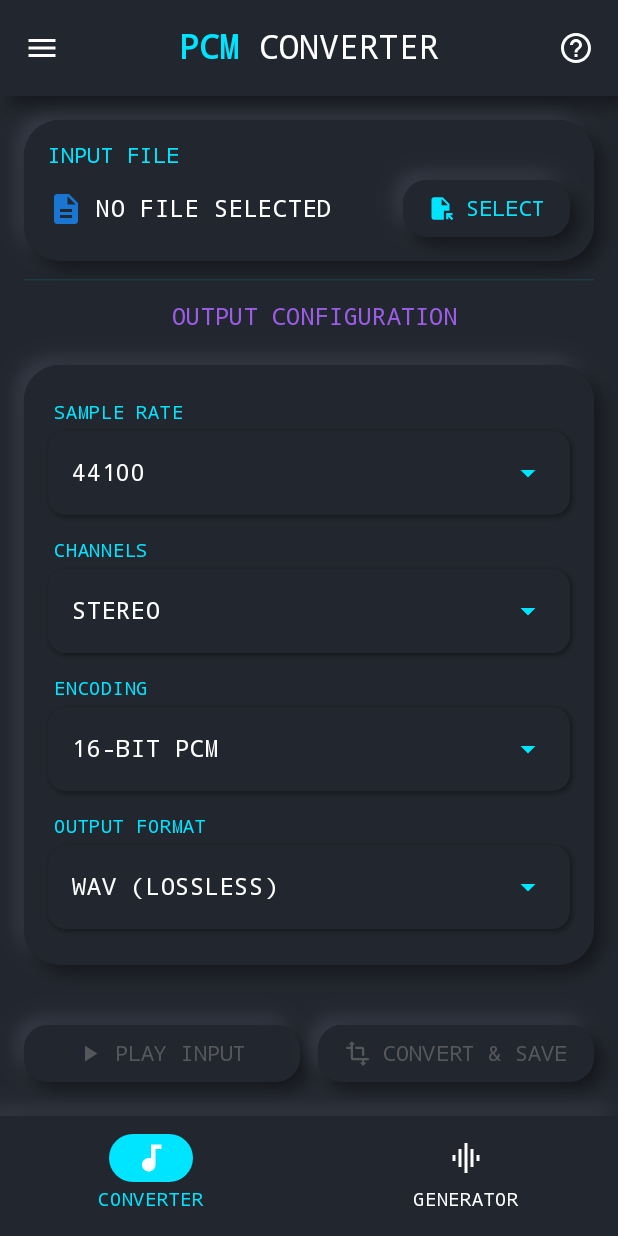
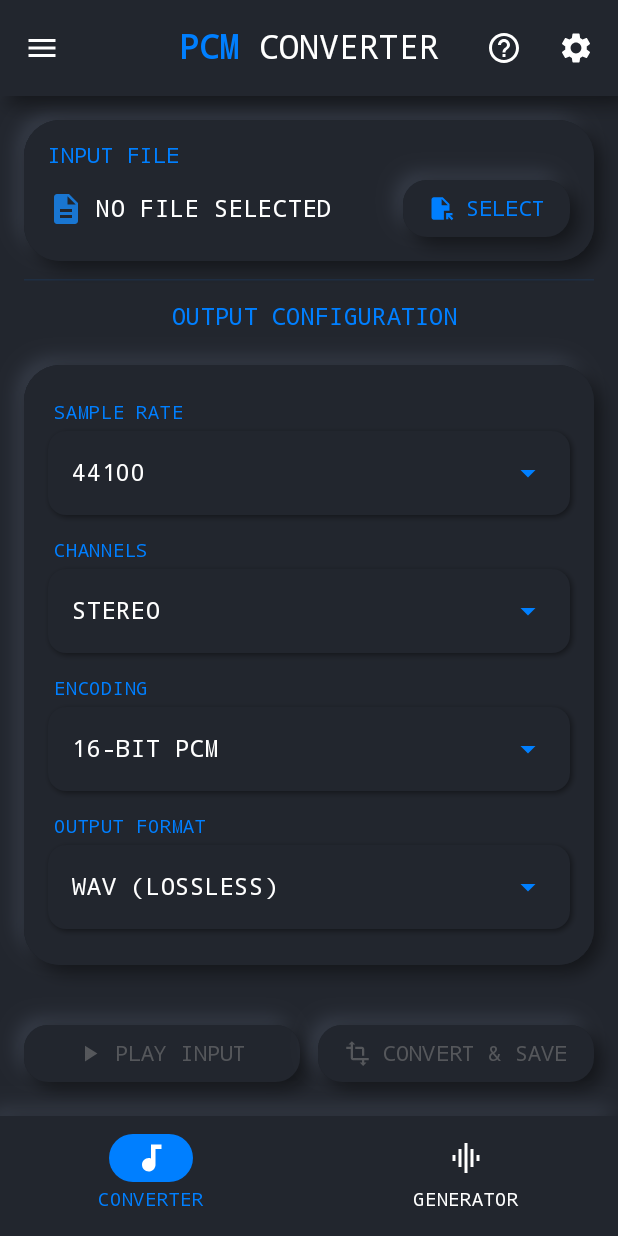
Before and after one commit to rajatnagpure/PCM-Player-Converter, an Android app built with Jetpack Compose: the screen it shows after launch (MainActivity), on a phone screen of 412 x 824 dp. Run offline under Robolectric (Android 15) with nearby library versions, the light colour scheme and no system bars; our stand-ins replace Dagger/Hilt's generated code.

Commit message:
feat: Add dynamic multiple Neumorphism themes and settings dialog

```diff
--- a/app/src/main/java/com/rajatnagpure/pcmplayerconverter/MainActivity.kt
+++ b/app/src/main/java/com/rajatnagpure/pcmplayerconverter/MainActivity.kt
@@ -11,10 +11,14 @@ import androidx.compose.foundation.layout.fillMaxSize
 import androidx.compose.material3.MaterialTheme
 import androidx.compose.material3.Surface
 import androidx.compose.runtime.LaunchedEffect
+import androidx.compose.runtime.collectAsState
+import androidx.compose.runtime.getValue
 import androidx.compose.ui.Modifier
+import androidx.activity.viewModels
 import androidx.navigation.NavHostController
 import androidx.navigation.compose.rememberNavController
 import com.rajatnagpure.pcmplayerconverter.ui.navigation.AppNavigation
+import com.rajatnagpure.pcmplayerconverter.ui.viewmodel.MainViewModel
 import com.rajatnagpure.pcmplayerconverter.ui.theme.PCMPlayerConverterTheme
 import dagger.hilt.android.AndroidEntryPoint
 import java.net.URLEncoder
@@ -28,13 +32,23 @@ class MainActivity : ComponentActivity() {
 
     private val _intentRouteEvent = androidx.compose.runtime.mutableStateOf<IntentRouteEvent?>(null)
 
+    private val viewModel: MainViewModel by viewModels()
+
     override fun onCreate(savedInstanceState: Bundle?) {
         setTheme(R.style.Theme_PCMPlayerConverter)
         super.onCreate(savedInstanceState)
         enableEdgeToEdge()
 
         setContent {
-            PCMPlayerConverterTheme {
+            val currentTheme by viewModel.currentTheme.collectAsState()
+            val neuThemeConfig = when (currentTheme) {
+                com.rajatnagpure.pcmplayerconverter.ui.theme.NeuTheme.CYBERPUNK -> com.rajatnagpure.pcmplayerconverter.ui.theme.CyberpunkTheme
+                com.rajatnagpure.pcmplayerconverter.ui.theme.NeuTheme.MIDNIGHT -> com.rajatnagpure.pcmplayerconverter.ui.theme.MidnightTheme
+                com.rajatnagpure.pcmplayerconverter.ui.theme.NeuTheme.DAYLIGHT -> com.rajatnagpure.pcmplayerconverter.ui.theme.DaylightTheme
+                com.rajatnagpure.pcmplayerconverter.ui.theme.NeuTheme.SUNRISE -> com.rajatnagpure.pcmplayerconverter.ui.theme.SunriseTheme
+            }
+
+            PCMPlayerConverterTheme(neuThemeConfig = neuThemeConfig) {
                 Surface(
                     modifier = Modifier.fillMaxSize(),
                     color = MaterialTheme.colorScheme.background
--- /dev/null
+++ b/app/src/main/java/com/rajatnagpure/pcmplayerconverter/data/repository/ThemeRepository.kt
@@ -0,0 +1,35 @@
+package com.rajatnagpure.pcmplayerconverter.data.repository
+
+import android.content.Context
+import android.content.SharedPreferences
+import com.rajatnagpure.pcmplayerconverter.ui.theme.NeuTheme
+import dagger.hilt.android.qualifiers.ApplicationContext
+import kotlinx.coroutines.flow.MutableStateFlow
+import kotlinx.coroutines.flow.StateFlow
+import kotlinx.coroutines.flow.asStateFlow
+import javax.inject.Inject
+import javax.inject.Singleton
+
+@Singleton
+class ThemeRepository @Inject constructor(
+    @ApplicationContext private val context: Context
+) {
+    private val prefs: SharedPreferences = context.getSharedPreferences("theme_prefs", Context.MODE_PRIVATE)
+
+    private val _currentTheme = MutableStateFlow(getSavedTheme())
+    val currentTheme: StateFlow<NeuTheme> = _currentTheme.asStateFlow()
+
+    private fun getSavedTheme(): NeuTheme {
+        val themeName = prefs.getString("selected_theme", NeuTheme.CYBERPUNK.name) ?: NeuTheme.CYBERPUNK.name
+        return try {
+            NeuTheme.valueOf(themeName)
+        } catch (e: IllegalArgumentException) {
+            NeuTheme.CYBERPUNK
+        }
+    }
+
+    fun setTheme(theme: NeuTheme) {
+        prefs.edit().putString("selected_theme", theme.name).apply()
+        _currentTheme.value = theme
+    }
+}
--- a/app/src/main/java/com/rajatnagpure/pcmplayerconverter/ui/navigation/AppNavigation.kt
+++ b/app/src/main/java/com/rajatnagpure/pcmplayerconverter/ui/navigation/AppNavigation.kt
@@ -5,6 +5,7 @@ import androidx.compose.material.icons.filled.Share
 import androidx.compose.material.icons.filled.BugReport
 import androidx.compose.material.icons.filled.Star
 import androidx.compose.material.icons.filled.Code
+import androidx.compose.material.icons.filled.Settings
 
 import androidx.compose.animation.*
 import androidx.compose.foundation.layout.*
@@ -211,6 +212,22 @@ fun AppNavigation(
                                 tint = MaterialTheme.colorScheme.onSurface
                             )
                         }
+                        var showThemeDialog by remember { mutableStateOf(false) }
+                        IconButton(onClick = { showThemeDialog = true }) {
+                            Icon(
+                                imageVector = Icons.Default.Settings,
+                                contentDescription = "Settings",
+                                tint = MaterialTheme.colorScheme.onSurface
+                            )
+                        }
+
+                        if (showThemeDialog) {
+                            com.rajatnagpure.pcmplayerconverter.ui.components.ThemeSelectionDialog(
+                                currentTheme = mainViewModel.currentTheme.collectAsState().value,
+                                onThemeSelected = { mainViewModel.setTheme(it) },
+                                onDismiss = { showThemeDialog = false }
+                            )
+                        }
                     },
                     colors = TopAppBarDefaults.centerAlignedTopAppBarColors(
                         containerColor = MaterialTheme.colorScheme.surface,
--- a/app/src/main/java/com/rajatnagpure/pcmplayerconverter/ui/screens/ConverterScreen.kt
+++ b/app/src/main/java/com/rajatnagpure/pcmplayerconverter/ui/screens/ConverterScreen.kt
@@ -133,7 +133,7 @@ fun ConverterScreen(
         Text(
             text = "Output Configuration",
             style = MaterialTheme.typography.titleMedium,
-            color = com.rajatnagpure.pcmplayerconverter.ui.theme.NeuPurple,
+            color = MaterialTheme.colorScheme.primary,
             modifier = Modifier.padding(bottom = 8.dp, start = 8.dp)
         )
 
--- a/app/src/main/java/com/rajatnagpure/pcmplayerconverter/ui/screens/GeneratorScreen.kt
+++ b/app/src/main/java/com/rajatnagpure/pcmplayerconverter/ui/screens/GeneratorScreen.kt
@@ -125,7 +125,7 @@ fun GeneratorScreen(
         Text(
             "Recording Configuration",
             style = MaterialTheme.typography.titleMedium,
-            color = com.rajatnagpure.pcmplayerconverter.ui.theme.NeuPurple,
+            color = MaterialTheme.colorScheme.primary,
             modifier = Modifier.padding(bottom = 8.dp, start = 8.dp)
         )
 
--- a/app/src/main/java/com/rajatnagpure/pcmplayerconverter/ui/theme/Color.kt
+++ b/app/src/main/java/com/rajatnagpure/pcmplayerconverter/ui/theme/Color.kt
@@ -18,9 +18,17 @@ val ButtonText = Color.White
 val SurfaceLight = Color(0xFFFDFDFD)
 val SurfaceDark = Color(0xFF1E1E1E)
 
-// Neumorphism Colors
-val NeuBackground = Color(0xFF22262E) // Darker for more contrast
-val NeuLightShadow = Color(0xFF353B47) // Light enough to show an edge
-val NeuDarkShadow = Color(0xFF131519) // Very dark for deep extrusion
-val NeuLightBlue = Color(0xFF00E5FF)
-val NeuPurple = Color(0xFF9b5de5)
+// Neumorphism Colors - Dark Mode
+val NeuDarkBg = Color(0xFF22262E) // Darker for more contrast
+val NeuDarkShadowLight = Color(0xFF353B47) // Light enough to show an edge
+val NeuDarkShadowDark = Color(0xFF131519) // Very dark for deep extrusion
+
+// Neumorphism Colors - Light Mode
+val NeuLightBg = Color(0xFFE0E5EC)
+val NeuLightShadowLight = Color(0xFFFFFFFF)
+val NeuLightShadowDark = Color(0xFFA3B1C6)
+
+// Accent Colors
+val NeuAzureBlue = Color(0xFF007FFF) // Cyberpunk / Daylight Accent
+val NeuViolet = Color(0xFF9b5de5) // Midnight Accent
+val NeuSunriseOrange = Color(0xFFFF6B6B) // Sunrise Accent
--- a/app/src/main/java/com/rajatnagpure/pcmplayerconverter/ui/theme/Theme.kt
+++ b/app/src/main/java/com/rajatnagpure/pcmplayerconverter/ui/theme/Theme.kt
@@ -16,38 +16,49 @@ import androidx.compose.ui.platform.LocalContext
 import androidx.compose.ui.platform.LocalView
 import androidx.core.view.WindowCompat
 
-// Enforce Dark Theme exclusively
-private val DarkColorScheme = darkColorScheme(
-    primary = NeuLightBlue,
-    secondary = NeuLightBlue,
-    tertiary = NeuLightBlue,
-    background = NeuBackground,
-    surface = NeuBackground,
-    onPrimary = androidx.compose.ui.graphics.Color.White,
-    onSecondary = androidx.compose.ui.graphics.Color.White,
-    onTertiary = androidx.compose.ui.graphics.Color.White,
-    onBackground = androidx.compose.ui.graphics.Color.White,
-    onSurface = androidx.compose.ui.graphics.Color.White,
-)
-
 @Composable
 fun PCMPlayerConverterTheme(
-    darkTheme: Boolean = true, // Force Dark Theme
-    // Dynamic color is available on Android 12+
-    dynamicColor: Boolean = false, // Disable dynamic color to enforce our gradient branding
+    neuThemeConfig: NeuThemeConfig = CyberpunkTheme,
     content: @Composable () -> Unit
 ) {
-    // ALWAYS use DarkColorScheme
-    val colorScheme = DarkColorScheme
+    val colorScheme = if (neuThemeConfig.isDark) {
+        darkColorScheme(
+            primary = neuThemeConfig.primary,
+            secondary = neuThemeConfig.primary,
+            tertiary = neuThemeConfig.primary,
+            background = neuThemeConfig.background,
+            surface = neuThemeConfig.background,
+            onPrimary = androidx.compose.ui.graphics.Color.White,
+            onSecondary = androidx.compose.ui.graphics.Color.White,
+            onTertiary = androidx.compose.ui.graphics.Color.White,
+            onBackground = neuThemeConfig.onSurface,
+            onSurface = neuThemeConfig.onSurface,
+        )
+    } else {
+        lightColorScheme(
+            primary = neuThemeConfig.primary,
+            secondary = neuThemeConfig.primary,
+            tertiary = neuThemeConfig.primary,
+            background = neuThemeConfig.background,
+            surface = neuThemeConfig.background,
+            onPrimary = androidx.compose.ui.graphics.Color.White,
+            onSecondary = androidx.compose.ui.graphics.Color.White,
+            onTertiary = androidx.compose.ui.graphics.Color.White,
+            onBackground = neuThemeConfig.onSurface,
+            onSurface = neuThemeConfig.onSurface,
+        )
+    }
 
     val view = LocalView.current
     if (!view.isInEditMode) {
         // Edge-to-Edge is handled by MainActivity.kt
     }
 
-    MaterialTheme(
-        colorScheme = colorScheme,
-        typography = Typography,
-        content = content
-    )
+    androidx.compose.runtime.CompositionLocalProvider(LocalNeuTheme provides neuThemeConfig) {
+        MaterialTheme(
+            colorScheme = colorScheme,
+            typography = Typography,
+            content = content
+        )
+    }
 }
--- /dev/null
+++ b/app/src/main/java/com/rajatnagpure/pcmplayerconverter/ui/theme/ThemeConfig.kt
@@ -0,0 +1,62 @@
+package com.rajatnagpure.pcmplayerconverter.ui.theme
+
+import androidx.compose.ui.graphics.Color
+
+enum class NeuTheme(val title: String) {
+    CYBERPUNK("Cyberpunk"),
+    MIDNIGHT("Midnight"),
+    DAYLIGHT("Daylight"),
+    SUNRISE("Sunrise")
+}
+
+data class NeuThemeConfig(
+    val type: NeuTheme,
+    val isDark: Boolean,
+    val background: Color,
+    val lightShadow: Color,
+    val darkShadow: Color,
+    val primary: Color,
+    val onSurface: Color
+)
+
+val CyberpunkTheme = NeuThemeConfig(
+    type = NeuTheme.CYBERPUNK,
+    isDark = true,
+    background = NeuDarkBg,
+    lightShadow = NeuDarkShadowLight,
+    darkShadow = NeuDarkShadowDark,
+    primary = NeuAzureBlue,
+    onSurface = Color.White
+)
+
+val MidnightTheme = NeuThemeConfig(
+    type = NeuTheme.MIDNIGHT,
+    isDark = true,
+    background = NeuDarkBg,
+    lightShadow = NeuDarkShadowLight,
+    darkShadow = NeuDarkShadowDark,
+    primary = NeuViolet,
+    onSurface = Color.White
+)
+
+val DaylightTheme = NeuThemeConfig(
+    type = NeuTheme.DAYLIGHT,
+    isDark = false,
+    background = NeuLightBg,
+    lightShadow = NeuLightShadowLight,
+    darkShadow = NeuLightShadowDark,
+    primary = NeuAzureBlue,
+    onSurface = Color(0xFF22262E)
+)
+
+val SunriseTheme = NeuThemeConfig(
+    type = NeuTheme.SUNRISE,
+    isDark = false,
+    background = NeuLightBg,
+    lightShadow = NeuLightShadowLight,
+    darkShadow = NeuLightShadowDark,
+    primary = NeuSunriseOrange,
+    onSurface = Color(0xFF22262E)
+)
+
+val LocalNeuTheme = androidx.compose.runtime.staticCompositionLocalOf { CyberpunkTheme }
--- a/app/src/main/java/com/rajatnagpure/pcmplayerconverter/ui/theme/neumorphism/NeuModifier.kt
+++ b/app/src/main/java/com/rajatnagpure/pcmplayerconverter/ui/theme/neumorphism/NeuModifier.kt
@@ -8,21 +8,23 @@ import androidx.compose.ui.graphics.drawscope.drawIntoCanvas
 import androidx.compose.ui.graphics.toArgb
 import androidx.compose.ui.unit.Dp
 import androidx.compose.ui.unit.dp
-import com.rajatnagpure.pcmplayerconverter.ui.theme.NeuBackground
-import com.rajatnagpure.pcmplayerconverter.ui.theme.NeuDarkShadow
-import com.rajatnagpure.pcmplayerconverter.ui.theme.NeuLightShadow
+import androidx.compose.ui.composed
+import com.rajatnagpure.pcmplayerconverter.ui.theme.LocalNeuTheme
 
 fun Modifier.neumorphic(
     isPressed: Boolean = false,
     cornerRadius: Dp = 16.dp
-): Modifier = this.drawBehind {
-    val lightColor = NeuLightShadow.toArgb()
-    val darkColor = NeuDarkShadow.toArgb()
+): Modifier = composed {
+    val neuTheme = LocalNeuTheme.current
+    val lightColor = neuTheme.lightShadow.toArgb()
+    val darkColor = neuTheme.darkShadow.toArgb()
+    val bgColor = neuTheme.background.toArgb()
+
+    this.drawBehind {
         val radius = cornerRadius.toPx()
-
         drawIntoCanvas { canvas ->
             val frameworkPaint = Paint().asFrameworkPaint()
-        frameworkPaint.color = NeuBackground.toArgb()
+            frameworkPaint.color = bgColor
 
             if (!isPressed) {
                 // Light shadow (top-left)
@@ -63,3 +65,4 @@ fun Modifier.neumorphic(
             }
         }
     }
+}
--- a/app/src/main/java/com/rajatnagpure/pcmplayerconverter/ui/viewmodel/MainViewModel.kt
+++ b/app/src/main/java/com/rajatnagpure/pcmplayerconverter/ui/viewmodel/MainViewModel.kt
@@ -14,10 +14,16 @@ import kotlinx.coroutines.flow.asStateFlow
 import kotlinx.coroutines.launch
 import kotlinx.coroutines.flow.collect
 
+import com.rajatnagpure.pcmplayerconverter.data.repository.ThemeRepository
+import com.rajatnagpure.pcmplayerconverter.ui.theme.NeuTheme
+
 @HiltViewModel
 class MainViewModel @Inject constructor(
-    private val pcmPlayer: PcmPlayer
+    private val pcmPlayer: PcmPlayer,
+    private val themeRepository: ThemeRepository
 ) : ViewModel() {
+
+    val currentTheme: StateFlow<NeuTheme> = themeRepository.currentTheme
 
     private val _isPlayerVisible = kotlinx.coroutines.flow.MutableStateFlow(false)
     val isPlayerVisible: StateFlow<Boolean> = _isPlayerVisible.asStateFlow()
@@ -75,4 +81,8 @@ class MainViewModel @Inject constructor(
     fun seekTo(progress: Float) {
         pcmPlayer.seekTo(progress)
     }
+
+    fun setTheme(theme: NeuTheme) {
+        themeRepository.setTheme(theme)
+    }
 }
```
Also changed, not shown: app/src/main/java/com/rajatnagpure/pcmplayerconverter/ui/components/ThemeSelectionDialog.kt (added, +77 -0 lines). Lines whose indentation alone changed are shown as unchanged.
